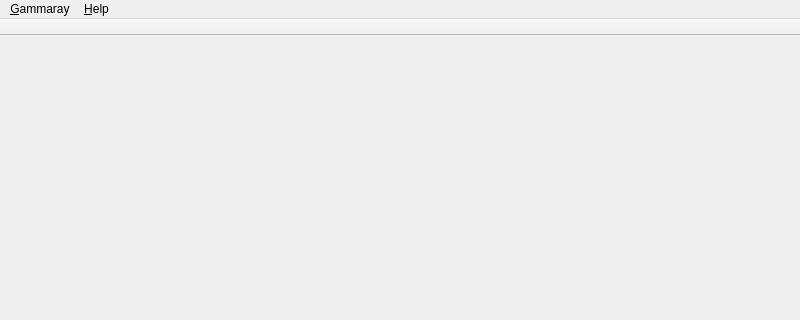
KDAB/GammaRay, file mainwindow.ui: the form before one commit; both pictures show x 0 to 800 and y 0 to 320 of the 800 by 600 pixel window.
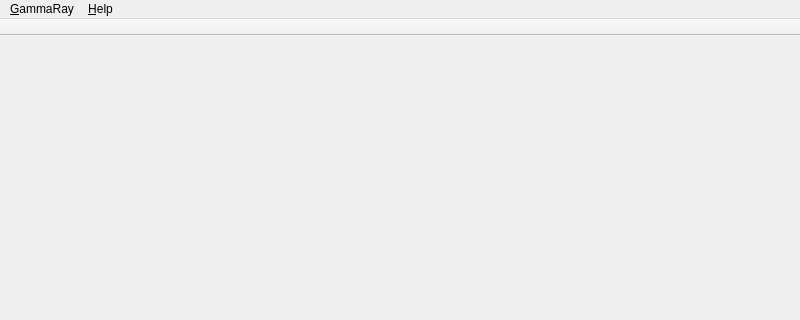
The form after the commit.

Commit message: Gammaray => GammaRay everywhere

The edit to the form file:
```diff
--- a/mainwindow.ui
+++ b/mainwindow.ui
@@ -26,9 +26,9 @@
      <height>23</height>
     </rect>
    </property>
-   <widget class="QMenu" name="menu_Gammaray">
+   <widget class="QMenu" name="menu_GammaRay">
     <property name="title">
-     <string>&amp;Gammaray</string>
+     <string>&amp;GammaRay</string>
     </property>
     <addaction name="actionRetractProbe"/>
     <addaction name="actionQuit"/>
@@ -41,7 +41,7 @@
     <addaction name="actionAboutKDAB"/>
     <addaction name="actionAboutQt"/>
    </widget>
-   <addaction name="menu_Gammaray"/>
+   <addaction name="menu_GammaRay"/>
    <addaction name="menu_Help"/>
   </widget>
   <widget class="QToolBar" name="mainToolBar">
```
Left out of the diff: 10 changed lines with no effect on the pictures. The commit also changes 170 other files.
